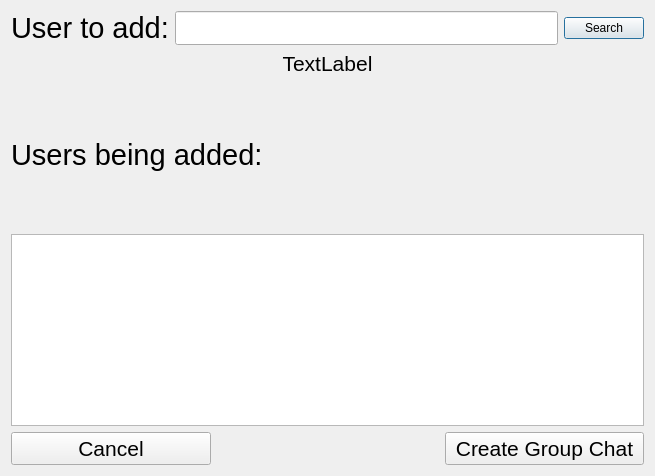
Before: the Qt Designer form client/gui/add_new_gc.ui in Cub1cMang0/E2EE-Messaging, drawn with Qt 5.
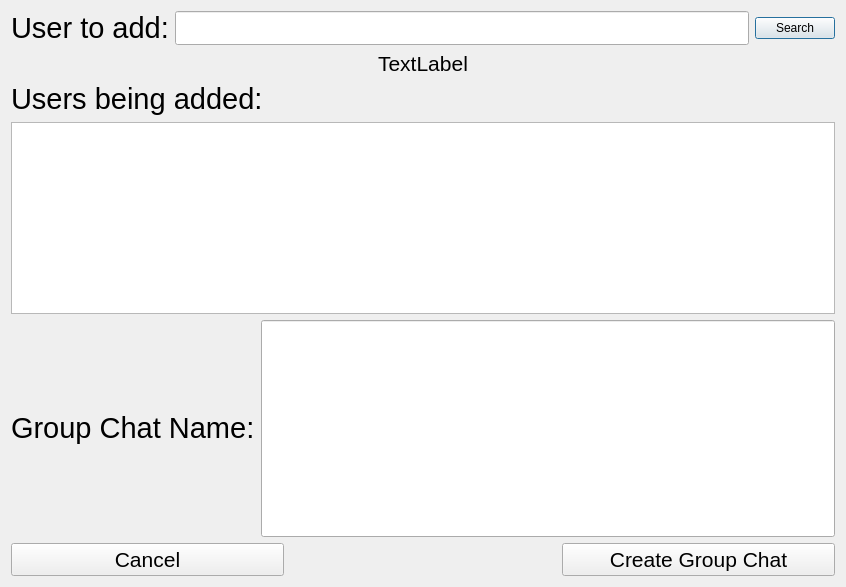
After: the same form once the commit is applied.

What changed in the file:
```diff
--- a/client/gui/add_new_gc.ui
+++ b/client/gui/add_new_gc.ui
@@ -6,8 +6,8 @@
    <rect>
     <x>0</x>
     <y>0</y>
-    <width>655</width>
-    <height>476</height>
+    <width>846</width>
+    <height>587</height>
    </rect>
   </property>
   <property name="windowTitle">
@@ -112,6 +112,38 @@
      </item>
     </layout>
    </item>
+   <item>
+    <layout class="QHBoxLayout" name="horizontalLayout_3">
+     <item>
+      <widget class="QLabel" name="group_chat_label">
+       <property name="sizePolicy">
+        <sizepolicy hsizetype="Preferred" vsizetype="Fixed">
+         <horstretch>0</horstretch>
+         <verstretch>0</verstretch>
+        </sizepolicy>
+       </property>
+       <property name="font">
+        <font>
+         <pointsize>22</pointsize>
+        </font>
+       </property>
+       <property name="text">
+        <string>Group Chat Name:</string>
+       </property>
+      </widget>
+     </item>
+     <item>
+      <widget class="QLineEdit" name="group_chat_name">
+       <property name="sizePolicy">
+        <sizepolicy hsizetype="Expanding" vsizetype="Preferred">
+         <horstretch>0</horstretch>
+         <verstretch>0</verstretch>
+        </sizepolicy>
+       </property>
+      </widget>
+     </item>
+    </layout>
+   </item>
    <item>
     <layout class="QHBoxLayout" name="horizontalLayout_2">
      <item>
```
Left out of the diff: 4 changed lines with no effect on the pictures.
